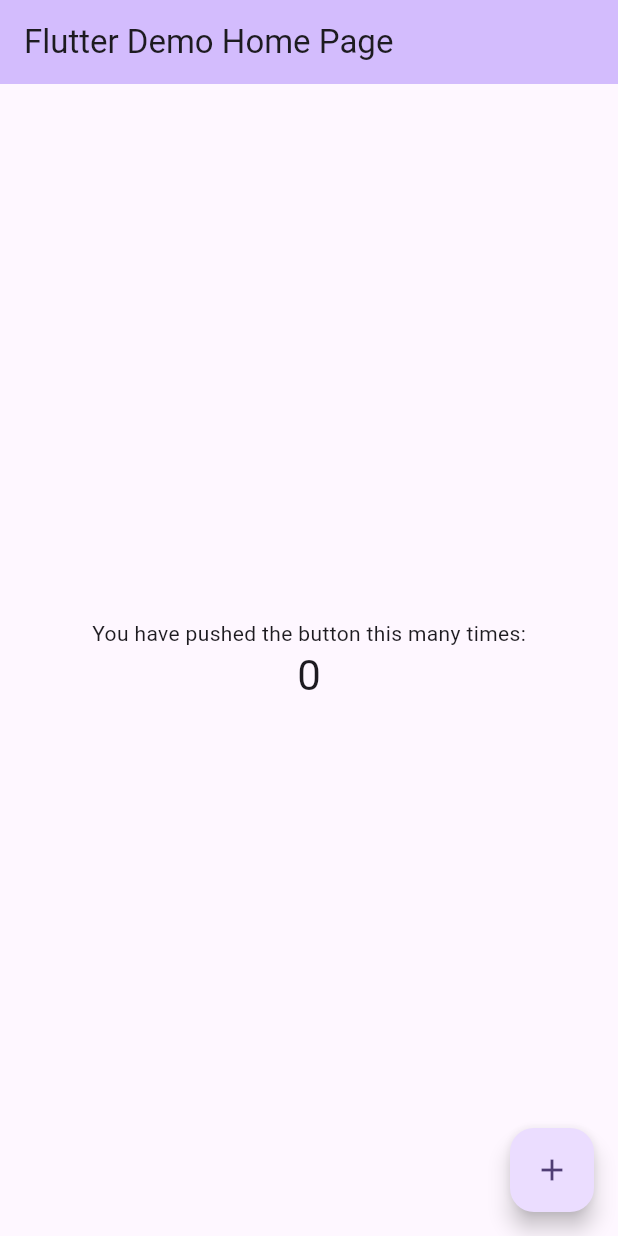
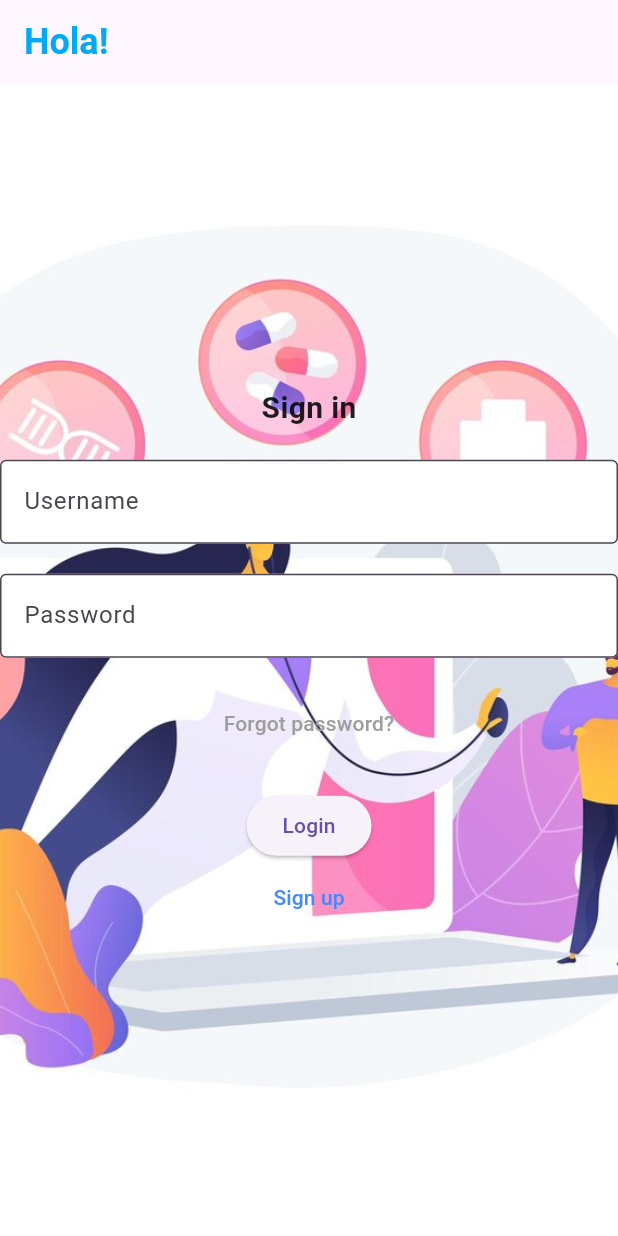
Before and after one commit to Yoboinef-2000/Tiena, a Flutter app: the screen it shows after launch, on a phone screen of 412 x 824 dp. Run offline on Flutter 3.47's test engine with Material 3 defaults, Android fonts, the phone set to English and light mode, and no system bars; Roboto replaces fonts that are missing (Pacifico).

Commit message:
Six feet under.

```diff
--- a/lib/main.dart
+++ b/lib/main.dart
@@ -1,125 +1,100 @@
 import 'package:flutter/material.dart';
 
 void main() {
-  runApp(const MyApp());
+  runApp(LoginPage());
 }
 
-class MyApp extends StatelessWidget {
-  const MyApp({super.key});
-
-  // This widget is the root of your application.
+class LoginPage extends StatelessWidget {
   @override
   Widget build(BuildContext context) {
     return MaterialApp(
-      title: 'Flutter Demo',
       theme: ThemeData(
-        // This is the theme of your application.
-        //
-        // TRY THIS: Try running your application with "flutter run". You'll see
-        // the application has a purple toolbar. Then, without quitting the app,
-        // try changing the seedColor in the colorScheme below to Colors.green
-        // and then invoke "hot reload" (save your changes or press the "hot
-        // reload" button in a Flutter-supported IDE, or press "r" if you used
-        // the command line to start the app).
-        //
-        // Notice that the counter didn't reset back to zero; the application
-        // state is not lost during the reload. To reset the state, use hot
-        // restart instead.
-        //
-        // This works for code too, not just values: Most code changes can be
-        // tested with just a hot reload.
-        colorScheme: ColorScheme.fromSeed(seedColor: Colors.deepPurple),
-        useMaterial3: true,
+        primaryColor: Colors.blue,
+        fontFamily: 'Roboto',
+        inputDecorationTheme: InputDecorationTheme(
+          border: OutlineInputBorder(
+            borderSide: BorderSide(color: Colors.lightBlue),
           ),
-      home: const MyHomePage(title: 'Flutter Demo Home Page'),
-    );
-  }
-}
-
-class MyHomePage extends StatefulWidget {
-  const MyHomePage({super.key, required this.title});
-
-  // This widget is the home page of your application. It is stateful, meaning
-  // that it has a State object (defined below) that contains fields that affect
-  // how it looks.
-
-  // This class is the configuration for the state. It holds the values (in this
-  // case the title) provided by the parent (in this case the App widget) and
-  // used by the build method of the State. Fields in a Widget subclass are
-  // always marked "final".
-
-  final String title;
-
-  @override
-  State<MyHomePage> createState() => _MyHomePageState();
-}
-
-class _MyHomePageState extends State<MyHomePage> {
-  int _counter = 0;
-
-  void _incrementCounter() {
-    setState(() {
-      // This call to setState tells the Flutter framework that something has
-      // changed in this State, which causes it to rerun the build method below
-      // so that the display can reflect the updated values. If we changed
-      // _counter without calling setState(), then the build method would not be
-      // called again, and so nothing would appear to happen.
-      _counter++;
-    });
-  }
-
-  @override
-  Widget build(BuildContext context) {
-    // This method is rerun every time setState is called, for instance as done
-    // by the _incrementCounter method above.
-    //
-    // The Flutter framework has been optimized to make rerunning build methods
-    // fast, so that you can just rebuild anything that needs updating rather
-    // than having to individually change instances of widgets.
-    return Scaffold(
+        ),
+      ),
+      home: Scaffold(
         appBar: AppBar(
-        // TRY THIS: Try changing the color here to a specific color (to
-        // Colors.amber, perhaps?) and trigger a hot reload to see the AppBar
-        // change color while the other colors stay the same.
-        backgroundColor: Theme.of(context).colorScheme.inversePrimary,
-        // Here we take the value from the MyHomePage object that was created by
-        // the App.build method, and use it to set our appbar title.
-        title: Text(widget.title),
+          title: Text(
+            'Hola!',
+            style: TextStyle(
+              fontFamily: 'Pacifico',
+              fontSize: 24,
+              fontWeight: FontWeight.bold,
+              color: Colors.lightBlue,
             ),
-      body: Center(
-        // Center is a layout widget. It takes a single child and positions it
-        // in the middle of the parent.
+          ),
+        ),
+        body: Container(
+          decoration: BoxDecoration(
+            image: DecorationImage(
+              image: AssetImage('images/TienaBackgroundImage.jpeg'),
+              fit: BoxFit.cover,
+            ),
+          ),
+          child: Center(
             child: Column(
-          // Column is also a layout widget. It takes a list of children and
-          // arranges them vertically. By default, it sizes itself to fit its
-          // children horizontally, and tries to be as tall as its parent.
-          //
-          // Column has various properties to control how it sizes itself and
-          // how it positions its children. Here we use mainAxisAlignment to
-          // center the children vertically; the main axis here is the vertical
-          // axis because Columns are vertical (the cross axis would be
-          // horizontal).
-          //
-          // TRY THIS: Invoke "debug painting" (choose the "Toggle Debug Paint"
-          // action in the IDE, or press "p" in the console), to see the
-          // wireframe for each widget.
               mainAxisAlignment: MainAxisAlignment.center,
               children: <Widget>[
-            const Text(
-              'You have pushed the button this many times:',
+                Text(
+                  'Sign in',
+                  style: TextStyle(
+                    fontSize: 20,
+                    fontWeight: FontWeight.bold,
+                    color: Colors.black87,
                   ),
-            Text(
-              '$_counter',
-              style: Theme.of(context).textTheme.headlineMedium,
+                ),
+                SizedBox(height: 20),
+                TextField(
+                  decoration: InputDecoration(
+                    labelText: 'Username',
+                    filled: true,
+                    fillColor: Colors.white,
+                  ),
+                ),
+                SizedBox(height: 20),
+                TextField(
+                  decoration: InputDecoration(
+                    labelText: 'Password',
+                    filled: true,
+                    fillColor: Colors.white,
+                  ),
+                  obscureText: true,
+                ),
+                SizedBox(height: 20),
+                Row(
+                  mainAxisAlignment: MainAxisAlignment.center,
+                  children: <Widget>[
+                    TextButton(
+                      onPressed: () {},
+                      child: Text(
+                        'Forgot password?',
+                        style: TextStyle(color: Colors.grey),
+                      ),
+                    ),
+                  ],
+                ),
+                SizedBox(height: 20),
+                ElevatedButton(
+                  onPressed: () {},
+                  child: Text('Login'),
+                ),
+                TextButton(
+                  onPressed: () {},
+                  child: Text(
+                    'Sign up',
+                    style: TextStyle(color: Colors.blueAccent),
+                  ),
                 ),
               ],
             ),
           ),
-      floatingActionButton: FloatingActionButton(
-        onPressed: _incrementCounter,
-        tooltip: 'Increment',
-        child: const Icon(Icons.add),
-      ), // This trailing comma makes auto-formatting nicer for build methods.
+        ),
+      ),
     );
   }
 }
```
Also changed, not shown: pubspec.yaml (+3 -4 lines), images/TienaBackgroundImage.jpeg (added), 18 other files. Lines whose indentation alone changed are shown as unchanged.
